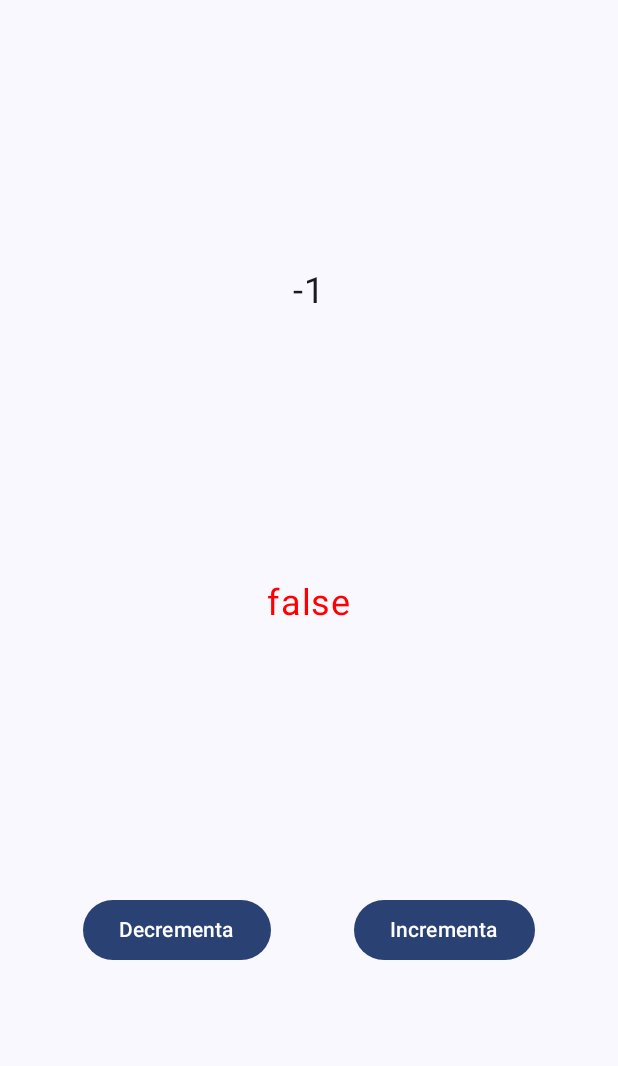
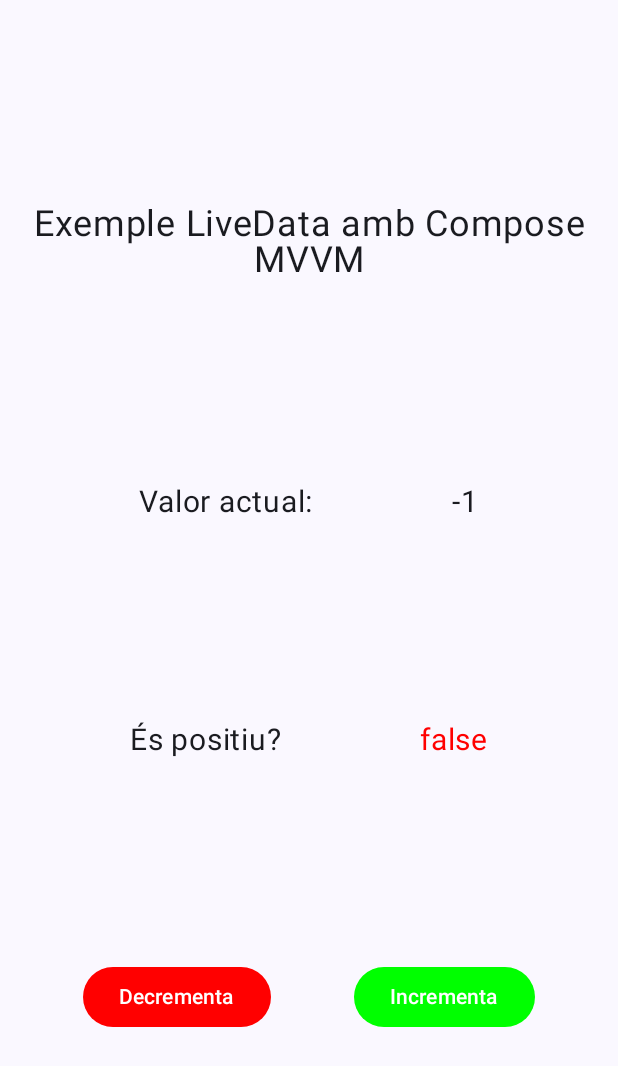
Before and after one commit to raimonizard/android-studio-LiveData-MVVM-example, an Android app built with Jetpack Compose: the screen it shows after launch (MainActivity), after a tap on "Decrementa", on a phone screen of 412 x 824 dp. Shown: the top 1066 px of the screen. Run offline under Robolectric (Android 15) with nearby library versions, the phone set to English and light mode, and no system bars; our stand-ins replace livedata-compose.

Commit message:
refactor: clean code for first release

```diff
--- a/app/src/main/java/com/example/livedataexample/model/Usuari.kt
+++ /dev/null
@@ -1,6 +0,0 @@
-package com.example.livedataexample.model
-
-data class Usuari(
-    val nom: String,
-    val edat: Int
-)
--- a/app/src/main/java/com/example/livedataexample/view/VistaNumeros.kt
+++ b/app/src/main/java/com/example/livedataexample/view/VistaNumeros.kt
@@ -6,13 +6,18 @@ import androidx.compose.foundation.layout.Row
 import androidx.compose.foundation.layout.fillMaxSize
 import androidx.compose.foundation.layout.fillMaxWidth
 import androidx.compose.material3.Button
+import androidx.compose.material3.ButtonDefaults
 import androidx.compose.material3.Text
 import androidx.compose.runtime.Composable
+import androidx.compose.runtime.getValue
 import androidx.compose.ui.Alignment
 import androidx.compose.ui.Modifier
 import androidx.compose.ui.graphics.Color
 import androidx.compose.ui.unit.sp
+import com.example.livedataexample.model.Numero
 import com.example.livedataexample.viewmodel.NumeroViewModel
+import androidx.compose.runtime.livedata.observeAsState
+import androidx.compose.ui.text.style.TextAlign
 
 /**
  * Definim la view
@@ -21,9 +26,9 @@ import com.example.livedataexample.viewmodel.NumeroViewModel
  * @since 2024-11-20
  */
 @Composable
-fun Body(myViewModel: NumeroViewModel = NumeroViewModel()) {
+fun Body(myViewModel: NumeroViewModel) {
     // Capturem el valor del Live Data per tal de mostrar-lo a la vista
-    val valor = myViewModel.valorNumeric.value
+    val valor by myViewModel.valorNumeric.observeAsState(initial = Numero(0, true))
 
     Column(
         horizontalAlignment = Alignment.CenterHorizontally,
@@ -31,27 +36,57 @@ fun Body(myViewModel: NumeroViewModel = NumeroViewModel()) {
         modifier = Modifier.fillMaxSize() // Ocupa tot l'espai disponible de l'element superior
     ) {
         Text(
-            text = valor.numero.toString(), // Mostra el valor de l'artibut numero del LiveData del data class
-            fontSize = 24.sp
+            text = "Exemple LiveData amb Compose MVVM",
+            fontSize = 24.sp,
+            textAlign = TextAlign.Center
+        )
+
+        Row(
+            verticalAlignment = Alignment.CenterVertically,
+            horizontalArrangement = Arrangement.SpaceEvenly,
+            modifier = Modifier.fillMaxWidth()
+        ) {
+            Text(
+                text = "Valor actual:",
+                fontSize = 20.sp
+            )
+
+            Text(
+                text = valor.numero.toString(), // Mostra el valor de l'artibut numero del LiveData del data class
+                fontSize = 20.sp
+            )
+        }
+        Row(
+            verticalAlignment = Alignment.CenterVertically,
+            horizontalArrangement = Arrangement.SpaceEvenly,
+            modifier = Modifier.fillMaxWidth()
+        ) {
+
+        Text(
+            text = "És positiu? ",
+            fontSize = 20.sp
         )
 
         Text(
             text = valor.positiu.toString(),  // Mostra el valor de l'artibut numero del LiveData del data class
-            fontSize = 24.sp,
+            fontSize = 20.sp,
             color = if (valor.positiu) Color.Green else Color.Red // Canvia el color del text en funció del valor del número
         )
+        }
 
         Row(
             horizontalArrangement = Arrangement.SpaceEvenly,
             modifier = Modifier.fillMaxWidth()
         ) {
             Button(
-                onClick = { myViewModel.onDecrementClicked() } // Crida a la funció onDecrementClicked del ViewModel
+                onClick = { myViewModel.onDecrementClicked() },
+                colors = ButtonDefaults.buttonColors(containerColor = Color.Red)
             ) {
                 Text(text = "Decrementa")
             }
             Button(
-                onClick = { myViewModel.onIncrementClicked() } // Crida a la funció onIncrementClicked del ViewModel
+                onClick = { myViewModel.onIncrementClicked() },
+                colors = ButtonDefaults.buttonColors(containerColor = Color.Green)
             ) {
                 Text(text = "Incrementa")
             }
--- a/app/src/main/java/com/example/livedataexample/viewmodel/NumeroViewModel.kt
+++ b/app/src/main/java/com/example/livedataexample/viewmodel/NumeroViewModel.kt
@@ -1,6 +1,5 @@
 package com.example.livedataexample.viewmodel
 
-import androidx.compose.runtime.mutableStateOf
 import androidx.lifecycle.LiveData
 import androidx.lifecycle.MutableLiveData
 import androidx.lifecycle.ViewModel
@@ -11,25 +10,34 @@ import com.example.livedataexample.model.Numero
  * Per tal de que la classe que conté aquest fitxer sigui contemplada com a ViewModel, ha d'heretar de la classe ViewModel.
  * Per aquest motiu hem posat ViewMoldel() aquí -> class ValorViewModel: ViewModel() {
  */
-class NumeroViewModel: ViewModel() {
-    // Creem la variable valorNumeric que serà trackejada pel Compose
-    var valorNumeric = mutableStateOf(Numero(0, true))
+class NumeroViewModel : ViewModel() {
+    // A aquesta variable només s'hi pot accedir des del ViewModel
+    private val _valorNumeric = MutableLiveData(Numero(0, true))
 
+    // Aquesta variable és pública i és la que està disponible a la vista
+    // Estarà constantment pendent dels canvis que hi hagi a la vista
+    // Cada vegada que hi hagi un canvi a la vista (girar pantalla, click, etc.) capturarà de nou el valor que tingui l'objecte _valorNumeric
+    val valorNumeric: LiveData<Numero> = _valorNumeric
+
+    /**
+     * Funció que es llançarà al apretat el butó de Decrementa
+     */
     fun onIncrementClicked() {
-        valorNumeric.value = valorNumeric
-            //copy(): The copy() function creates a new instance of the Numero data class with the specified modifications. This is important because Compose relies on immutability to detect changes.
-            .value.copy(
-                numero = valorNumeric.value.numero + 1,
-                positiu = valorNumeric.value.numero + 1 >= 0
-            )
+        val currentNumero = _valorNumeric.value ?: Numero(0, true)
+        _valorNumeric.value = currentNumero.copy(
+            numero = currentNumero.numero + 1,
+            positiu = currentNumero.numero + 1 >= 0
+        )
     }
 
+    /**
+     * Funció que es llançarà al apretat el butó de Incrementa
+     */
     fun onDecrementClicked() {
-        valorNumeric.value = valorNumeric
-            //copy(): The copy() function creates a new instance of the Numero data class with the specified modifications. This is important because Compose relies on immutability to detect changes.
-            .value.copy(
-                numero = valorNumeric.value.numero - 1,
-                positiu = valorNumeric.value.numero - 1 >= 0
-            )
+        val currentNumero = _valorNumeric.value ?: Numero(0, true)
+        _valorNumeric.value = currentNumero.copy(
+            numero = currentNumero.numero - 1,
+            positiu = currentNumero.numero - 1 >= 0
+        )
     }
 }
```
Also changed, not shown: app/build.gradle.kts (+6 -3 lines), app/src/main/java/com/example/livedataexample/view/VistaUsuari.kt (deleted, +0 -30 lines), app/src/main/java/com/example/livedataexample/viewmodel/ElMeuViewModel.kt (deleted, +0 -17 lines).
